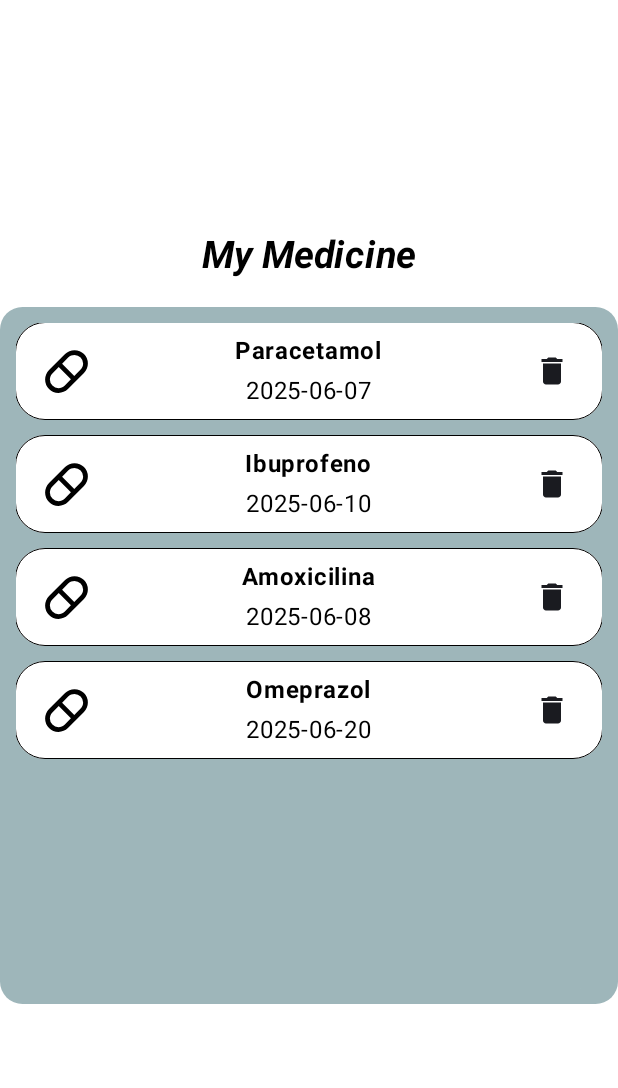
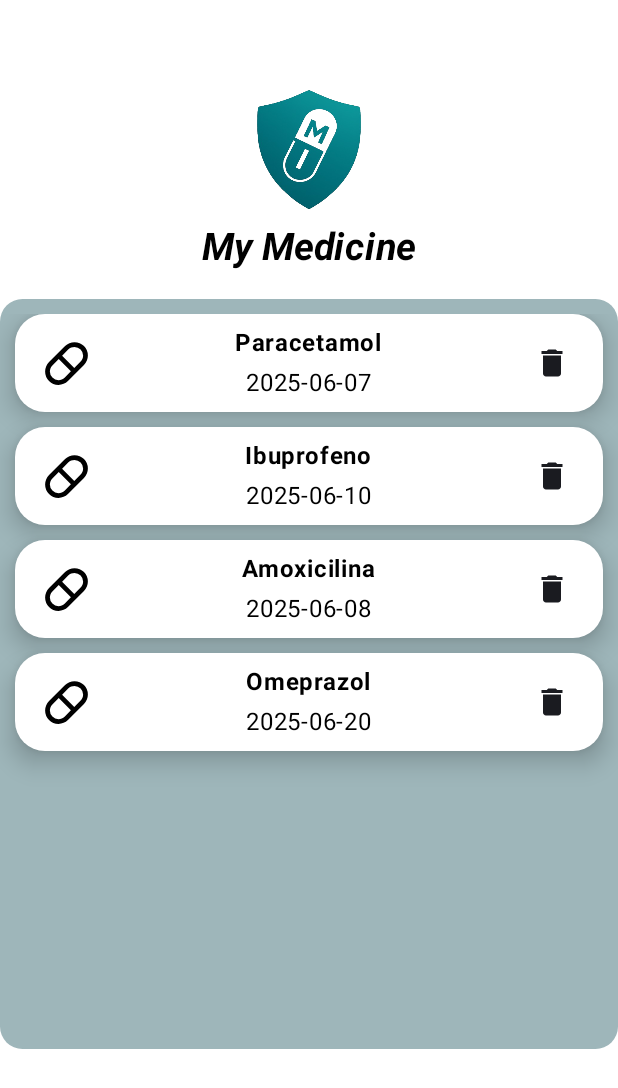
Before and after one commit to MiguelRRJose/PDM-25-Proyecto-MedicineIntelligence, an Android app built with Jetpack Compose: the screen it shows after launch (MainActivity), on a phone screen of 412 x 824 dp. Shown: the top 1088 px of the screen. Run offline under Robolectric (Android 15) with nearby library versions, the phone set to English and light mode, and no system bars.

Commit message:
feature/lista medicinas + eliminar medicinas

```diff
--- a/app/src/main/java/com/pdmproyecto/mymedicine/ui/components/ConfirmationPopUp.kt
+++ b/app/src/main/java/com/pdmproyecto/mymedicine/ui/components/ConfirmationPopUp.kt
@@ -1,10 +1,18 @@
 package com.pdmproyecto.mymedicine.ui.components
 
+import androidx.compose.animation.AnimatedVisibility
+import androidx.compose.animation.core.tween
+import androidx.compose.animation.fadeIn
+import androidx.compose.animation.fadeOut
+import androidx.compose.animation.scaleIn
+import androidx.compose.animation.scaleOut
 import androidx.compose.foundation.background
 import androidx.compose.foundation.clickable
 import androidx.compose.foundation.layout.Arrangement
+import androidx.compose.foundation.layout.Box
 import androidx.compose.foundation.layout.Column
 import androidx.compose.foundation.layout.Row
+import androidx.compose.foundation.layout.fillMaxSize
 import androidx.compose.foundation.layout.fillMaxWidth
 import androidx.compose.foundation.layout.height
 import androidx.compose.foundation.layout.padding
@@ -18,13 +26,41 @@ import androidx.compose.ui.Modifier
 import androidx.compose.ui.graphics.Color
 import androidx.compose.ui.text.font.FontStyle
 import androidx.compose.ui.text.font.FontWeight
+import androidx.compose.ui.text.style.TextAlign
 import androidx.compose.ui.unit.dp
 import com.pdmproyecto.mymedicine.ui.theme.DarkGreen
 
 @Composable
-fun ConfirmationPopUp(text: String, confirmAction: () -> Unit, cancelAction: () -> Unit){
+fun ConfirmationPopUp(text: String, isVisible: Boolean = false, confirmAction: () -> Unit, cancelAction: () -> Unit){
+
+
+    Box(
+        modifier = Modifier
+            .fillMaxSize(),
+        contentAlignment = Alignment.Center
+    ){
+
+        AnimatedVisibility(
+            visible = isVisible,
+            enter = fadeIn(animationSpec = tween(durationMillis = 100)),
+            exit = fadeOut(animationSpec = tween(durationMillis = 100))
+        ){
+            Box(
+                modifier = Modifier
+                    .background(color = Color.Black.copy(alpha = 0.7f))
+                    .fillMaxSize()
+                    .clickable(onClick = {}),
+            ){}
+        }
+
+
+        AnimatedVisibility(
+            visible = isVisible,
+            enter = scaleIn(animationSpec = tween(durationMillis = 100)),
+            exit = scaleOut(animationSpec = tween(durationMillis = 100))
+        ) {
             Column(modifier = Modifier
-        .background(color = Color.White, shape = RoundedCornerShape(15.dp))
+                .background(color = Color.White, shape = RoundedCornerShape(20 .dp))
                 .padding(10.dp)
                 .height(100.dp)
                 .fillMaxWidth(0.75f),
@@ -33,7 +69,8 @@ fun ConfirmationPopUp(text: String, confirmAction: () -> Unit, cancelAction: ()
             ){
                 Text(
                     modifier = Modifier.weight(0.6f),
-            text = text)
+                    text = text,
+                    textAlign = TextAlign.Center)
 
                 Row (
                     modifier = Modifier
@@ -56,3 +93,10 @@ fun ConfirmationPopUp(text: String, confirmAction: () -> Unit, cancelAction: ()
                 }
             }
         }
+
+
+
+
+    }
+
+}
--- a/app/src/main/java/com/pdmproyecto/mymedicine/ui/components/MedicineCard.kt
+++ b/app/src/main/java/com/pdmproyecto/mymedicine/ui/components/MedicineCard.kt
@@ -19,6 +19,7 @@ import androidx.compose.material3.Text
 import androidx.compose.runtime.Composable
 import androidx.compose.ui.Alignment
 import androidx.compose.ui.Modifier
+import androidx.compose.ui.draw.shadow
 import androidx.compose.ui.graphics.Color
 import androidx.compose.ui.res.painterResource
 import androidx.compose.ui.text.font.FontWeight
@@ -32,10 +33,12 @@ fun MedicineCard(medicine: Medicine, deleteButtonAction: () -> Unit = {}){
     val cardShape = RoundedCornerShape(20.dp)
 
     Row (modifier = Modifier
+        .shadow(elevation = 10.dp, shape = cardShape, clip = false)
         .fillMaxWidth()
         .height(65.dp)
+
         .background(color = Color.White, shape = cardShape)
-        .border(width = 0.dp, color = Color.Black, shape = cardShape)
+        .border(width = 0.dp, color = Color.Transparent, shape = cardShape)
         .padding(5.dp),
         verticalAlignment = Alignment.CenterVertically,
         horizontalArrangement = Arrangement.SpaceBetween){
--- a/app/src/main/java/com/pdmproyecto/mymedicine/ui/screens/MedicineAlarmsScreen.kt
+++ b/app/src/main/java/com/pdmproyecto/mymedicine/ui/screens/MedicineAlarmsScreen.kt
@@ -1,5 +1,6 @@
 package com.pdmproyecto.mymedicine.ui.screens
 
+import androidx.compose.foundation.Image
 import androidx.compose.foundation.background
 import androidx.compose.foundation.border
 import androidx.compose.foundation.layout.Arrangement
@@ -11,6 +12,7 @@ import androidx.compose.foundation.layout.fillMaxSize
 import androidx.compose.foundation.layout.fillMaxWidth
 import androidx.compose.foundation.layout.height
 import androidx.compose.foundation.layout.padding
+import androidx.compose.foundation.layout.size
 import androidx.compose.foundation.lazy.LazyColumn
 import androidx.compose.foundation.lazy.items
 import androidx.compose.foundation.shape.RoundedCornerShape
@@ -21,6 +23,7 @@ import androidx.compose.runtime.remember
 import androidx.compose.ui.Alignment
 import androidx.compose.ui.Modifier
 import androidx.compose.ui.graphics.Color
+import androidx.compose.ui.res.painterResource
 import androidx.compose.ui.text.font.FontStyle
 import androidx.compose.ui.text.font.FontWeight
 import androidx.compose.ui.unit.dp
@@ -30,6 +33,7 @@ import com.pdmproyecto.mymedicine.data.Medicine
 import com.pdmproyecto.mymedicine.ui.components.ConfirmationPopUp
 import com.pdmproyecto.mymedicine.ui.components.MedicineCard
 import com.pdmproyecto.mymedicine.ui.theme.DarkPalidGreen
+import com.pdmproyecto.mymedicine.R
 
 @Composable
 fun MedicineAlarmsScreen(viewModel: MedicineAlarmsViewModel = viewModel()){
@@ -49,10 +53,16 @@ fun MedicineAlarmsScreen(viewModel: MedicineAlarmsViewModel = viewModel()){
     ){
 
         Column(modifier = Modifier
+            .padding(top = 50.dp)
             .fillMaxSize(),
-            verticalArrangement = Arrangement.Center,
             horizontalAlignment = Alignment.CenterHorizontally
         ){
+
+            Image(
+                painter = painterResource(id = R.drawable.logo1),
+                contentDescription = "Logo MI",
+                modifier = Modifier.size(100.dp)
+            )
 
             Text(
                 text = "My Medicine",
@@ -64,10 +74,9 @@ fun MedicineAlarmsScreen(viewModel: MedicineAlarmsViewModel = viewModel()){
 
             Column(modifier = Modifier
                 .fillMaxWidth()
-                .fillMaxHeight(0.60f)
+                .fillMaxHeight(0.80f)
                 .background(color = DarkPalidGreen, shape = roundedShape)
                 .padding(10.dp)
-                .border(width = 0.dp, color = DarkPalidGreen, shape = roundedShape)
             ){
 
                 LazyColumn(modifier = Modifier
@@ -93,15 +102,9 @@ fun MedicineAlarmsScreen(viewModel: MedicineAlarmsViewModel = viewModel()){
         }
 
 
-        if (popUpVisibility.value){
-            Box(
-                modifier = Modifier
-                    .background(color = Color.Black.copy(alpha = 0.7f))
-                    .fillMaxSize(),
-                contentAlignment = Alignment.Center
-            ){
         ConfirmationPopUp(
             text = "Desea eliminar ${medicineToDelete.value.name} de la lista?",
+            isVisible = popUpVisibility.value,
             confirmAction =
                 {
                     viewModel.removeMedicine(medicineToDelete.value)
@@ -113,8 +116,6 @@ fun MedicineAlarmsScreen(viewModel: MedicineAlarmsViewModel = viewModel()){
                     popUpVisibility.value = false
                 }
         )
-            }
-        }
 
     }
 }
--- a/app/src/main/java/com/pdmproyecto/mymedicine/ui/theme/Theme.kt
+++ b/app/src/main/java/com/pdmproyecto/mymedicine/ui/theme/Theme.kt
@@ -35,7 +35,8 @@ private val LightColorScheme = lightColorScheme(
 
 @Composable
 fun MymedicineTheme(
-    darkTheme: Boolean = isSystemInDarkTheme(),
+    //darkTheme: Boolean = isSystemInDarkTheme(),
+    darkTheme: Boolean = false,
     // Dynamic color is available on Android 12+
     dynamicColor: Boolean = true,
     content: @Composable () -> Unit
```
Also changed, not shown: app/src/main/res/drawable/logo1.png (added). Lines whose indentation alone changed are shown as unchanged.
